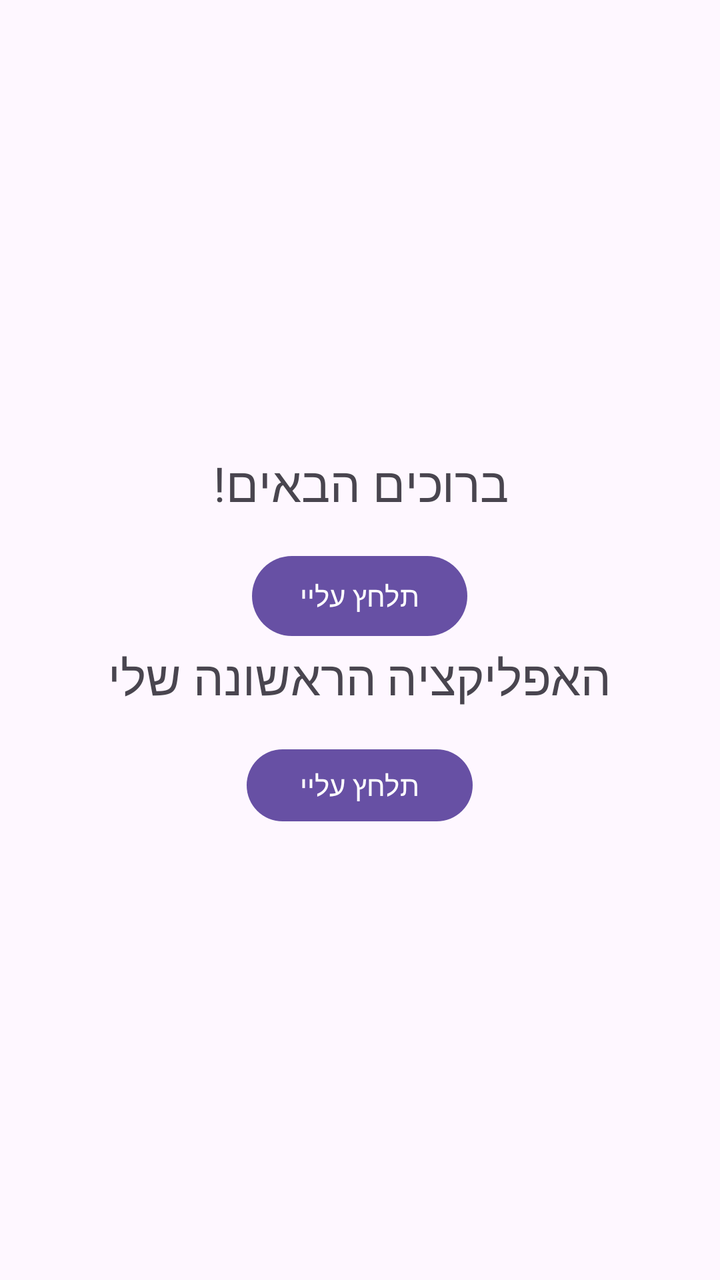
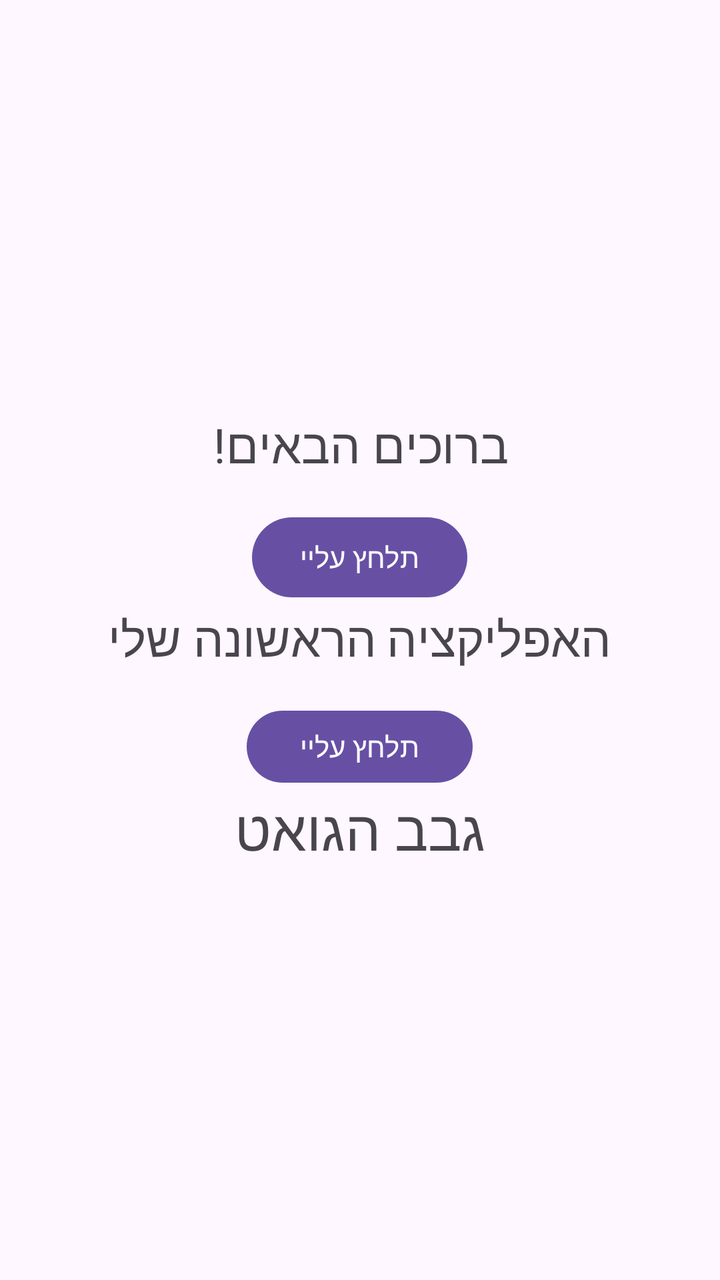

The first picture is an Android layout as it rendered before a commit; the second is the same layout after the commit. The layout source and the unified diff follow.
<!-- AndroidManifest.xml: application theme Theme.MyFirstApp -->
<!-- res/layout/activity_main.xml -->
<?xml version="1.0" encoding="utf-8"?>
<LinearLayout xmlns:android="http://schemas.android.com/apk/res/android"
    android:layout_width="match_parent"
    android:layout_height="match_parent"
    android:orientation="vertical"
    android:gravity="center"
    android:padding="16dp">

    <TextView
        android:id="@+id/tvTitle"
        android:layout_width="wrap_content"
        android:layout_height="wrap_content"
        android:text="@string/welcome_message"
        android:textSize="24sp" />

    <Button
        android:id="@+id/btnClick"
        android:layout_width="wrap_content"
        android:layout_height="wrap_content"
        android:layout_marginTop="16dp"
        android:text="@string/click_here" />

    <TextView
        android:layout_width="wrap_content"
        android:layout_height="wrap_content"
        android:text="@string/my_message"
        android:textSize="24sp" />

    <Button
        android:id="@+id/btn_click_me"
        android:layout_width="113dp"
        android:layout_height="44dp"
        android:layout_marginTop="16dp"
        android:text="@string/click_here" />

</LinearLayout>
<!-- resources referenced by this layout -->
<resources>
  <string name="click_here">תלחץ עליי</string>
  <string name="my_message">
      האפליקציה הראשונה שלי
  </string>
  <string name="welcome_message">ברוכים הבאים!</string>
  <style name="Theme.MyFirstApp" parent="Base.Theme.MyFirstApp" />
  <style name="Base.Theme.MyFirstApp" parent="Theme.Material3.DayNight.NoActionBar">
          
          
      </style>
</resources>

<!-- the commit's change to res/layout/activity_main.xml (unified diff, before → after) -->
@@ -33,4 +33,10 @@
         android:layout_marginTop="16dp"
         android:text="@string/click_here" />
 
+    <TextView
+        android:layout_width="wrap_content"
+        android:layout_height="wrap_content"
+        android:text="@string/name_message"
+        android:textSize="28sp" />
+
 </LinearLayout>
<!-- resource entries referenced after the edit -->
@@ -3,6 +3,9 @@
   <string name="click_here">תלחץ עליי</string>
   <string name="my_message">
       האפליקציה הראשונה שלי
+  </string>
+  <string name="name_message">
+    גבב הגואט
   </string>
   <string name="welcome_message">ברוכים הבאים!</string>
   <style name="Theme.MyFirstApp" parent="Base.Theme.MyFirstApp" />
